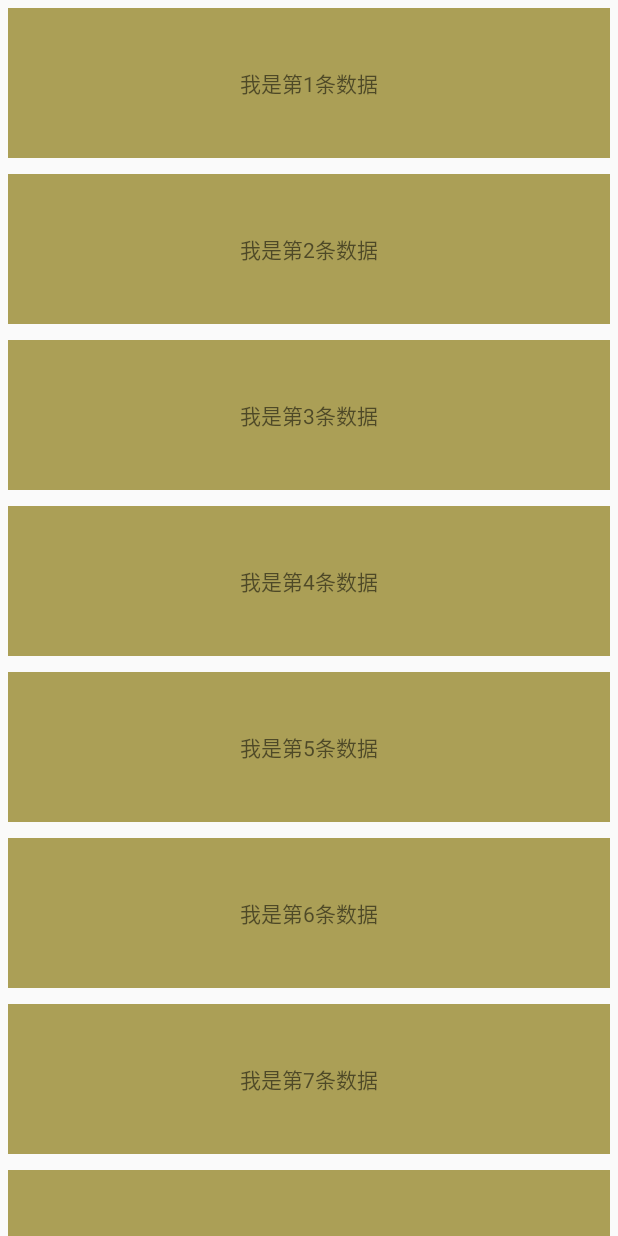
After one commit to liuchuanzheng/SkillCollection, an Android app: the RealTestSwipeRefreshLayoutActivity screen opened directly, with no data from a screen before it, on a phone screen of 412 x 824 dp. The commit adds this screen. Run offline under Robolectric (Android 15) with nearby library versions, the phone set to English and light mode, and no system bars; our stand-ins replace ButterKnife.

Commit message:
SwipeRefreshLayout简单测试完成

```diff
--- a/app/src/main/AndroidManifest.xml
+++ b/app/src/main/AndroidManifest.xml
@@ -22,6 +22,8 @@
         <activity android:name=".ui.activitys.RealTestLoggerActivity"/>
         <activity android:name=".ui.activitys.AnimationTestActivity"/>
         <activity android:name=".ui.activitys.RealTestAnimation0Activity"/>
+        <activity android:name=".ui.activitys.SwipeRefreshLayoutTestActivity"/>
+        <activity android:name=".ui.activitys.RealTestSwipeRefreshLayoutActivity"/>
     </application>
 
 </manifest>
--- a/app/src/main/java/com/liuchuanzheng/skillcollection/ui/activitys/MainActivity.java
+++ b/app/src/main/java/com/liuchuanzheng/skillcollection/ui/activitys/MainActivity.java
@@ -21,7 +21,7 @@ public class MainActivity extends LCZBaseActivity {
     @BindView(R.id.rcv)
     RecyclerView recyclerView;
     private MyAdapter mAdapter;//recyclerview的适配器
-    private String[] strings = {"logger","基本动画","2","3","4","5"};
+    private String[] strings = {"logger","基本动画","SwipeRefreshLayout","3","4","5"};
 
     @Override
     protected void onCreate(Bundle savedInstanceState) {
@@ -64,6 +64,8 @@ public class MainActivity extends LCZBaseActivity {
                 AnimationTestActivity.startAction(((Activity) baseContext));
                 break;
             case 2:
+                //测试SwipeRefreshLayout
+                SwipeRefreshLayoutTestActivity.startAction((Activity) baseContext);
                 break;
 
         }
--- /dev/null
+++ b/app/src/main/java/com/liuchuanzheng/skillcollection/ui/activitys/RealTestSwipeRefreshLayoutActivity.java
@@ -0,0 +1,173 @@
+package com.liuchuanzheng.skillcollection.ui.activitys;
+
+import android.app.Activity;
+import android.content.Intent;
+import android.os.Bundle;
+import android.os.Handler;
+import android.support.annotation.Nullable;
+import android.support.v4.widget.SwipeRefreshLayout;
+import android.support.v7.widget.GridLayoutManager;
+import android.support.v7.widget.RecyclerView;
+import android.view.LayoutInflater;
+import android.view.View;
+import android.view.ViewGroup;
+import android.widget.TextView;
+import android.widget.Toast;
+
+import com.liuchuanzheng.skillcollection.R;
+import com.liuchuanzheng.skillcollection.base.LCZBaseActivity;
+
+import java.util.ArrayList;
+import java.util.Random;
+
+import butterknife.BindView;
+import butterknife.ButterKnife;
+
+/**
+ * Created by 刘传政 on 2017/7/4 0004.
+ * QQ:1052374416
+ * 电话:18501231486
+ * 作用:
+ * 注意事项:
+ */
+
+public class RealTestSwipeRefreshLayoutActivity extends LCZBaseActivity {
+    @BindView(R.id.rcv)
+    RecyclerView rcv;
+    @BindView(R.id.srl)
+    SwipeRefreshLayout srl;
+    private MyAdapter mAdapter;//recyclerview的适配器
+    ArrayList<String> mList = new ArrayList<>();
+    @Override
+    protected void onCreate(@Nullable Bundle savedInstanceState) {
+        super.onCreate(savedInstanceState);
+        setContentView(R.layout.activity_real_swipe);
+        ButterKnife.bind(this);
+        realTest();
+    }
+
+
+    /**
+     * 为recyclerView定义的点击接口
+     */
+    public interface OnClickListener {
+        void onClick(int position);
+
+        void onLongClick(int position);
+    }
+    /**
+     * recyclerView的adapter
+     */
+    class MyAdapter extends RecyclerView.Adapter<MyAdapter.MyViewHolder> {
+
+        private OnClickListener onClickListener = null;
+
+        public void setOnClickListener(OnClickListener onClickListener) {
+            this.onClickListener = onClickListener;
+        }
+
+        @Override
+        public MyViewHolder onCreateViewHolder(ViewGroup parent, int viewType) {
+            MyViewHolder holder = new MyViewHolder(LayoutInflater.from(
+                    baseContext).inflate(R.layout.item_animation, parent,
+                    false));
+            return holder;
+        }
+
+        @Override
+        public void onBindViewHolder(final MyViewHolder holder, int position) {
+
+            holder.tv.setText(mList.get(position));
+
+            if (onClickListener != null) {
+                holder.tv.setOnClickListener(new View.OnClickListener() {
+                    @Override
+                    public void onClick(View v) {
+                        onClickListener.onClick(holder.getAdapterPosition());
+                    }
+                });
+                holder.tv.setOnLongClickListener(new View.OnLongClickListener() {
+                    @Override
+                    public boolean onLongClick(View v) {
+                        onClickListener.onLongClick(holder.getAdapterPosition());
+                        return false;
+                    }
+                });
+            }
+        }
+
+        @Override
+        public int getItemCount() {
+            return mList.size();
+        }
+
+        class MyViewHolder extends RecyclerView.ViewHolder {
+
+            TextView tv;
+
+            public MyViewHolder(View view) {
+                super(view);
+                tv = (TextView) view.findViewById(R.id.tv_item);
+            }
+        }
+    }
+    private void realTest() {
+        for (int i = 0; i < 20; i++){
+            mList.add(i,"我是第" + (i+1)+"条数据");
+        }
+        rcv.setLayoutManager(new GridLayoutManager(this, 1));
+        mAdapter = new MyAdapter();
+        rcv.setAdapter(mAdapter);
+        mAdapter.setOnClickListener(new OnClickListener() {
+            @Override
+            public void onClick(int position) {
+                Toast.makeText(baseContext,position+"",Toast.LENGTH_SHORT).show();
+            }
+
+            @Override
+            public void onLongClick(int position) {
+
+            }
+        });
+        //设置swiperefreshlayout
+        // 设置颜色属性的时候一定要注意是引用了资源文件还是直接设置16进制的颜色，因为都是int值容易搞混
+        // 设置下拉进度的背景颜色，默认就是白色的
+        srl.setProgressBackgroundColorSchemeResource(android.R.color.white);
+        // 设置下拉进度的主题颜色
+        srl.setColorSchemeResources(R.color.colorAccent, R.color.colorPrimary, R.color.colorAccent);
+        // 下拉时触发SwipeRefreshLayout的下拉动画，动画完毕之后就会回调这个方法
+        srl.setOnRefreshListener(new SwipeRefreshLayout.OnRefreshListener() {
+            @Override
+            public void onRefresh() {
+                // 开始刷新，设置当前为刷新状态
+                srl.setRefreshing(true);
+                // 这里是主线程
+                // 一些比较耗时的操作，比如联网获取数据，需要放到子线程去执行
+                // TODO 获取数据
+                final Random random = new Random();
+                new Handler().postDelayed(new Runnable() {
+                    @Override
+                    public void run() {
+                        mList.add(0, "我是天才" + random.nextInt(100) + "号");
+                        mAdapter.notifyDataSetChanged();
+                        // 加载完数据设置为不刷新状态，将下拉进度收起来
+                        srl.setRefreshing(false);
+                    }
+                },4000);
+
+            }
+        });
+    }
+
+    /**
+     * 入口
+     *
+     * @param activity
+     */
+    public static void startAction(Activity activity) {
+        Intent intent = new Intent(activity, RealTestSwipeRefreshLayoutActivity.class);
+        activity.startActivity(intent);
+        activity.overridePendingTransition(R.anim.fade_in,
+                R.anim.fade_out);
+    }
+}
--- /dev/null
+++ b/app/src/main/res/layout/activity_real_swipe.xml
@@ -0,0 +1,22 @@
+<?xml version="1.0" encoding="utf-8"?>
+<RelativeLayout xmlns:android="http://schemas.android.com/apk/res/android"
+    android:layout_width="match_parent"
+    android:layout_height="match_parent">
+    <!--使用谷歌官方的下拉刷新组件,只有下拉刷新功能 -->
+      <android.support.v4.widget.SwipeRefreshLayout
+          android:id="@+id/srl"
+          android:layout_width="match_parent"
+          android:layout_height="match_parent">
+
+          <android.support.v7.widget.RecyclerView
+              android:id="@+id/rcv"
+              android:layout_width="match_parent"
+              android:layout_height="match_parent"
+              android:layout_below="@id/base_bar">
+
+          </android.support.v7.widget.RecyclerView>
+
+      </android.support.v4.widget.SwipeRefreshLayout>
+
+
+</RelativeLayout>
```
Also changed, not shown: app/src/main/java/com/liuchuanzheng/skillcollection/ui/activitys/SwipeRefreshLayoutTestActivity.java (added, +64 -0 lines), app/src/main/res/layout/activity_swipe.xml (added, +20 -0 lines).
